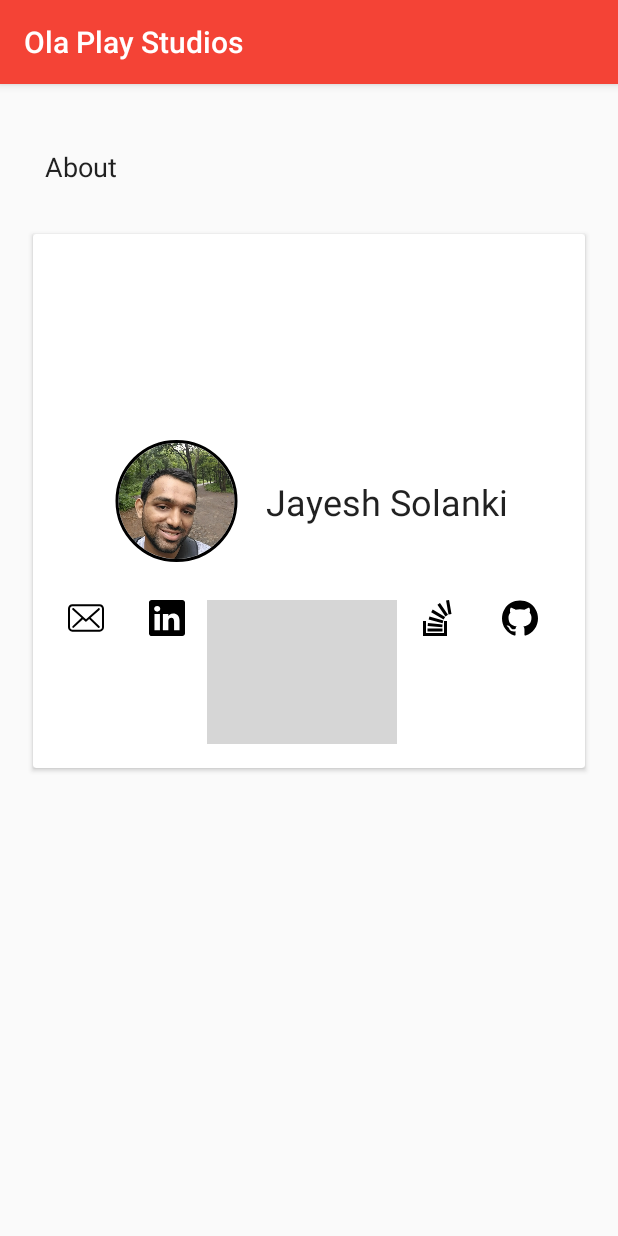
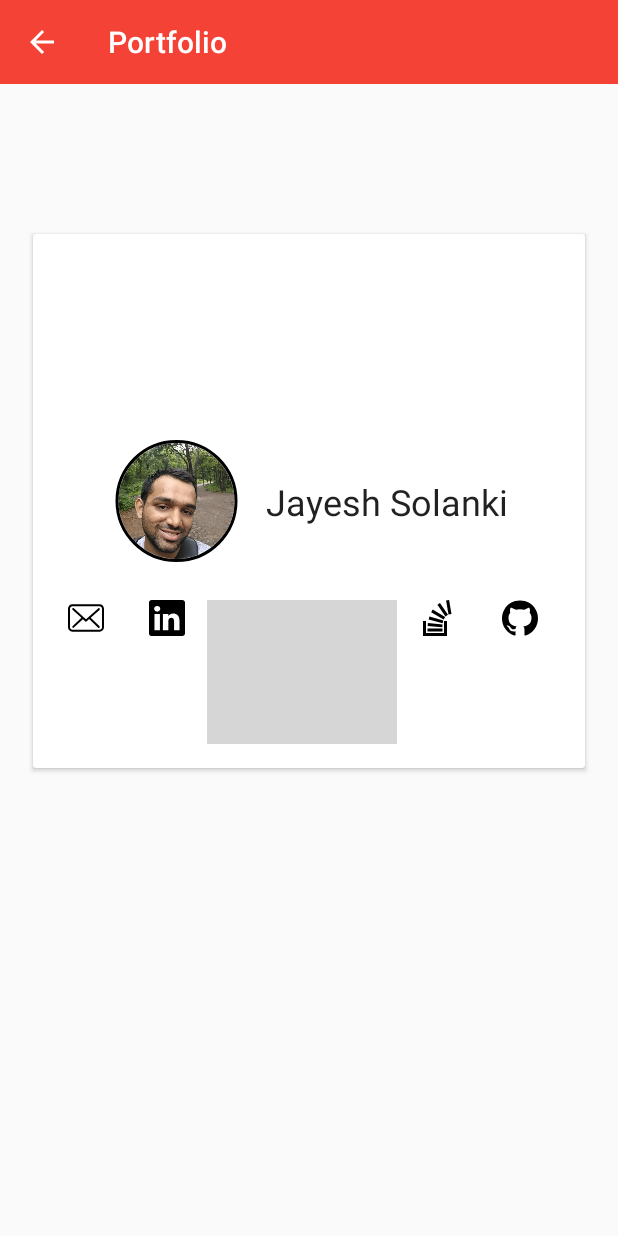
Before and after one commit to jayeshsolanki93/OlaPlayStudios, an Android app: the screen it shows after launch (PortfolioActivity), in the side drawer, after a tap on "Portfolio", on a phone screen of 412 x 824 dp. Run offline under Robolectric (Android 15) with nearby library versions, the phone set to English and light mode, and no system bars; our stand-ins replace CircleImageView, Dagger/Hilt's generated code, RxJava; pictures from the network do not load; 5 statements that could not run were skipped; grey boxes are pictures that could not be loaded.

Commit message:
Add custom toolbar. Few other minor changes.

```diff
--- a/app/src/main/AndroidManifest.xml
+++ b/app/src/main/AndroidManifest.xml
@@ -15,7 +15,8 @@
 
         <activity
             android:name=".ui.songslist.SongsListActivity"
-            android:screenOrientation="portrait">
+            android:screenOrientation="portrait"
+            android:launchMode="singleTop">
             <meta-data
                 android:name="android.app.searchable"
                 android:resource="@xml/searchable" />
--- a/app/src/main/java/com/jayeshsolanki/olaplaystudios/ui/portfolio/PortfolioActivity.kt
+++ b/app/src/main/java/com/jayeshsolanki/olaplaystudios/ui/portfolio/PortfolioActivity.kt
@@ -4,15 +4,23 @@ import android.content.Intent
 import android.net.Uri
 import android.os.Bundle
 import android.support.v7.app.AppCompatActivity
+import android.view.MenuItem
 import com.jayeshsolanki.olaplaystudios.R
 import com.jayeshsolanki.olaplaystudios.util.Constants
 import kotlinx.android.synthetic.main.activity_portfolio.*
+import kotlinx.android.synthetic.main.toolbar.*
 
 class PortfolioActivity: AppCompatActivity() {
 
     override fun onCreate(savedInstanceState: Bundle?) {
         super.onCreate(savedInstanceState)
         setContentView(R.layout.activity_portfolio)
+
+        toolbar.title = getString(R.string.activity_portfolio)
+
+        setSupportActionBar(toolbar)
+        supportActionBar?.setDisplayHomeAsUpEnabled(true)
+        supportActionBar?.setHomeButtonEnabled(true)
 
         email.setOnClickListener {
             val intent = Intent(Intent.ACTION_SENDTO,
@@ -47,4 +55,14 @@ class PortfolioActivity: AppCompatActivity() {
         }
     }
 
+    override fun onOptionsItemSelected(item: MenuItem?): Boolean {
+        when (item?.itemId) {
+            android.R.id.home -> {
+                onBackPressed()
+                return true
+            }
+        }
+        return super.onOptionsItemSelected(item)
+    }
+
 }
--- a/app/src/main/java/com/jayeshsolanki/olaplaystudios/ui/songslist/SongsListActivity.kt
+++ b/app/src/main/java/com/jayeshsolanki/olaplaystudios/ui/songslist/SongsListActivity.kt
@@ -1,11 +1,15 @@
 package com.jayeshsolanki.olaplaystudios.ui.songslist
 
 import android.content.Intent
+import android.content.res.Configuration
 import android.os.Bundle
 import android.support.design.widget.NavigationView
 import android.support.v4.view.GravityCompat
+import android.support.v4.widget.DrawerLayout
+import android.support.v7.app.ActionBarDrawerToggle
 import android.support.v7.app.AppCompatActivity
 import android.view.MenuItem
+import android.view.View
 import android.widget.Toast
 import com.jayeshsolanki.olaplaystudios.OlaPlayStudios
 import com.jayeshsolanki.olaplaystudios.R
@@ -13,6 +17,7 @@ import com.jayeshsolanki.olaplaystudios.ui.portfolio.PortfolioActivity
 import com.jayeshsolanki.olaplaystudios.util.Constants
 import com.jayeshsolanki.olaplaystudios.util.insideTransaction
 import kotlinx.android.synthetic.main.activity_songs_list.*
+import kotlinx.android.synthetic.main.toolbar.*
 import javax.inject.Inject
 
 class SongsListActivity : AppCompatActivity(), NavigationView.OnNavigationItemSelectedListener,
@@ -27,7 +32,14 @@ class SongsListActivity : AppCompatActivity(), NavigationView.OnNavigationItemSe
         super.onCreate(savedInstanceState)
         setContentView(R.layout.activity_songs_list)
 
+        toolbar.title = getString(R.string.app_name)
+        setSupportActionBar(toolbar)
+        toolbar.setNavigationIcon(R.drawable.ic_menu)
+        drawer.addDrawerListener(ActionBarDrawerToggle(this, drawer, toolbar,
+                R.string.drawer_open,R.string.drawer_close))
+
         nav_view.setNavigationItemSelectedListener(this)
+
         addSongsListFragment()
     }
 
--- a/app/src/main/java/com/jayeshsolanki/olaplaystudios/ui/songslist/SongsListFragment.kt
+++ b/app/src/main/java/com/jayeshsolanki/olaplaystudios/ui/songslist/SongsListFragment.kt
@@ -19,6 +19,7 @@ import com.jayeshsolanki.olaplaystudios.data.model.Song
 import com.jayeshsolanki.olaplaystudios.util.AudioPlayerHelper
 import com.jayeshsolanki.olaplaystudios.util.Constants
 import kotlinx.android.synthetic.main.fragment_songs_list.*
+import kotlinx.android.synthetic.main.toolbar.*
 
 class SongsListFragment : Fragment(), SongsListContract.View, SongsListAdapter.ButtonClickListener {
 
@@ -54,6 +55,9 @@ class SongsListFragment : Fragment(), SongsListContract.View, SongsListAdapter.B
     override fun onCreate(savedInstanceState: Bundle?) {
         super.onCreate(savedInstanceState)
         arguments?.getString(ARG_FRAGMENT_NAME)?.let { viewType = it }
+
+        activity.toolbar.title = if (viewType == Constants.ViewType.FAVORITE.value)
+            getString(R.string.nav_playlist) else getString(R.string.app_name)
 
         setHasOptionsMenu(true)
     }
--- /dev/null
+++ b/app/src/main/res/drawable/ic_back.xml
@@ -0,0 +1,9 @@
+<vector xmlns:android="http://schemas.android.com/apk/res/android"
+        android:width="24dp"
+        android:height="24dp"
+        android:viewportWidth="24.0"
+        android:viewportHeight="24.0">
+    <path
+        android:fillColor="#FFFFFFFF"
+        android:pathData="M20,11H7.83l5.59,-5.59L12,4l-8,8 8,8 1.41,-1.41L7.83,13H20v-2z"/>
+</vector>
--- /dev/null
+++ b/app/src/main/res/drawable/ic_menu.xml
@@ -0,0 +1,9 @@
+<vector xmlns:android="http://schemas.android.com/apk/res/android"
+        android:width="24dp"
+        android:height="24dp"
+        android:viewportWidth="24.0"
+        android:viewportHeight="24.0">
+    <path
+        android:fillColor="#FFFFFFFF"
+        android:pathData="M3,18h18v-2L3,16v2zM3,13h18v-2L3,11v2zM3,6v2h18L21,6L3,6z"/>
+</vector>
--- a/app/src/main/res/drawable/ic_search.xml
+++ b/app/src/main/res/drawable/ic_search.xml
@@ -4,6 +4,6 @@
         android:viewportWidth="24.0"
         android:viewportHeight="24.0">
     <path
-        android:fillColor="#FF000000"
+        android:fillColor="#FFFFFFFF"
         android:pathData="M15.5,14h-0.79l-0.28,-0.27C15.41,12.59 16,11.11 16,9.5 16,5.91 13.09,3 9.5,3S3,5.91 3,9.5 5.91,16 9.5,16c1.61,0 3.09,-0.59 4.23,-1.57l0.27,0.28v0.79l5,4.99L20.49,19l-4.99,-5zM9.5,14C7.01,14 5,11.99 5,9.5S7.01,5 9.5,5 14,7.01 14,9.5 11.99,14 9.5,14z"/>
 </vector>
--- a/app/src/main/res/layout/activity_portfolio.xml
+++ b/app/src/main/res/layout/activity_portfolio.xml
@@ -1,28 +1,23 @@
 <?xml version="1.0" encoding="utf-8"?>
+<LinearLayout xmlns:android="http://schemas.android.com/apk/res/android"
+    android:layout_width="match_parent"
+    android:layout_height="match_parent"
+    android:orientation="vertical">
+
+    <include layout="@layout/toolbar" />
+
+
     <android.support.constraint.ConstraintLayout xmlns:android="http://schemas.android.com/apk/res/android"
         xmlns:app="http://schemas.android.com/apk/res-auto"
         android:layout_width="match_parent"
         android:layout_height="match_parent">
 
-    <TextView
-        android:id="@+id/textView"
-        android:layout_width="match_parent"
-        android:layout_height="wrap_content"
-        android:layout_marginStart="30dp"
-        android:layout_marginTop="10dp"
-        android:text="@string/about"
-        android:textAppearance="@style/TextAppearance.AppCompat.Medium"
-        android:textColor="#DE000000"
-        app:layout_constraintBottom_toTopOf="@+id/profile_holder"
-        app:layout_constraintStart_toStartOf="parent"
-        app:layout_constraintTop_toTopOf="parent" />
-
         <android.support.v7.widget.CardView
             android:id="@+id/profile_holder"
             android:layout_width="368dp"
             android:layout_height="wrap_content"
-        android:layout_marginEnd="8dp"
-        android:layout_marginStart="8dp"
+            android:layout_marginEnd="10dp"
+            android:layout_marginStart="10dp"
             android:layout_marginTop="100dp"
             app:layout_constraintEnd_toEndOf="parent"
             app:layout_constraintStart_toStartOf="parent"
@@ -125,3 +120,5 @@
         </android.support.v7.widget.CardView>
 
     </android.support.constraint.ConstraintLayout>
+
+</LinearLayout>
--- a/app/src/main/res/layout/activity_songs_list.xml
+++ b/app/src/main/res/layout/activity_songs_list.xml
@@ -3,12 +3,22 @@
     xmlns:app="http://schemas.android.com/apk/res-auto"
     android:id="@+id/drawer"
     android:layout_width="match_parent"
-    android:layout_height="match_parent">
+    android:layout_height="match_parent"
+    android:fitsSystemWindows="true">
 
-    <FrameLayout
-        android:id="@+id/container"
-        android:layout_width="match_parent"
-        android:layout_height="match_parent" />
+    <LinearLayout
+        android:layout_width="wrap_content"
+        android:layout_height="wrap_content"
+        android:orientation="vertical">
+
+        <include layout="@layout/toolbar" />
+
+        <FrameLayout
+            android:id="@+id/container"
+            android:layout_width="match_parent"
+            android:layout_height="match_parent" />
+
+    </LinearLayout>
 
     <android.support.design.widget.NavigationView
         android:id="@+id/nav_view"
--- a/app/src/main/res/layout/card_song.xml
+++ b/app/src/main/res/layout/card_song.xml
@@ -58,12 +58,12 @@
             android:layout_height="wrap_content"
             android:layout_marginStart="8dp"
             android:layout_marginTop="10dp"
+            android:background="@android:color/transparent"
             android:contentDescription="@string/btn_play_stop_desc"
             android:minWidth="0dp"
             android:paddingEnd="8dp"
             android:paddingStart="8dp"
             android:textColor="#DE000000"
-            android:background="@android:color/transparent"
             app:layout_constraintBottom_toBottomOf="parent"
             app:layout_constraintStart_toStartOf="parent"
             app:layout_constraintTop_toBottomOf="@+id/txtview_artists"
@@ -74,12 +74,12 @@
             android:layout_width="wrap_content"
             android:layout_height="wrap_content"
             android:layout_marginStart="8dp"
+            android:background="@android:color/transparent"
             android:contentDescription="@string/btn_download_desc"
             android:minWidth="0dp"
             android:paddingEnd="8dp"
             android:paddingStart="8dp"
             android:textColor="#DE000000"
-            android:background="@android:color/transparent"
             app:layout_constraintStart_toEndOf="@+id/btn_play_stop"
             app:layout_constraintTop_toTopOf="@+id/btn_play_stop"
             app:srcCompat="@drawable/ic_file_download" />
--- a/app/src/main/res/layout/fragment_songs_list.xml
+++ b/app/src/main/res/layout/fragment_songs_list.xml
@@ -1,9 +1,9 @@
 <?xml version="1.0" encoding="utf-8"?>
 <FrameLayout
     xmlns:android="http://schemas.android.com/apk/res/android"
+    xmlns:tools="http://schemas.android.com/tools"
     android:layout_width="match_parent"
-    android:layout_height="match_parent"
-    xmlns:tools="http://schemas.android.com/tools">
+    android:layout_height="match_parent">
 
     <android.support.v4.widget.SwipeRefreshLayout
         android:id="@+id/swiperefresh"
@@ -19,8 +19,4 @@
 
         </android.support.v4.widget.SwipeRefreshLayout>
 
-    <!--<com.google.android.exoplayer2.ui.SimpleExoPlayerView
-
-        android:layout_width="match_parent"
-        android:layout_height="match_parent" />-->
 </FrameLayout>
--- a/app/src/main/res/layout/nav_header.xml
+++ b/app/src/main/res/layout/nav_header.xml
@@ -11,8 +11,8 @@
         android:id="@+id/img_header_bg"
         android:layout_width="match_parent"
         android:layout_height="match_parent"
+        android:contentDescription="@string/ola_play"
         android:scaleType="fitCenter"
-        android:src="@drawable/header_logo"
-        android:contentDescription="@string/ola_play" />
+        android:src="@drawable/header_logo" />
 
 </RelativeLayout>
--- /dev/null
+++ b/app/src/main/res/layout/toolbar.xml
@@ -0,0 +1,10 @@
+<?xml version="1.0" encoding="utf-8"?>
+<android.support.v7.widget.Toolbar xmlns:android="http://schemas.android.com/apk/res/android"
+    xmlns:app="http://schemas.android.com/apk/res-auto"
+    android:id="@+id/toolbar"
+    android:layout_width="match_parent"
+    android:layout_height="?attr/actionBarSize"
+    android:layout_alignParentTop="true"
+    android:background="@color/colorPrimary"
+    app:popupTheme="@style/ThemeOverlay.AppCompat.Light"
+    app:titleTextColor="@android:color/white" />
--- a/app/src/main/res/menu/main.xml
+++ b/app/src/main/res/menu/main.xml
@@ -1,14 +1,15 @@
 <?xml version="1.0" encoding="utf-8"?>
 <menu xmlns:android="http://schemas.android.com/apk/res/android"
+    xmlns:app="http://schemas.android.com/apk/res-auto"
     xmlns:tools="http://schemas.android.com/tools"
-    xmlns:app="http://schemas.android.com/apk/res-auto"
     tools:context=".ui.songslist.SongsListActivity">
+
     <item
         android:id="@+id/action_search"
-        android:title="@string/action_search"
         android:icon="@drawable/ic_search"
         android:orderInCategory="100"
-        app:showAsAction="always|collapseActionView"
-        app:actionViewClass="android.support.v7.widget.SearchView" />
+        android:title="@string/action_search"
+        app:actionViewClass="android.support.v7.widget.SearchView"
+        app:showAsAction="always|collapseActionView" />
 
 </menu>
--- a/app/src/main/res/menu/navigation_drawer_menu.xml
+++ b/app/src/main/res/menu/navigation_drawer_menu.xml
@@ -10,7 +10,7 @@
             android:title="@string/nav_playlist" />
     </group>
 
-    <item android:title="Other">
+    <item android:title="@string/nav_other">
         <menu>
             <item
                 android:id="@+id/nav_portfolio"
--- a/app/src/main/res/values/strings.xml
+++ b/app/src/main/res/values/strings.xml
@@ -10,6 +10,11 @@
     <string name="nav_playlist">Playlist</string>
     <string name="nav_history">History</string>
     <string name="nav_portfolio">Portfolio</string>
+    <string name="nav_other">Other</string>
+
+    <string name="activity_portfolio">Portfolio</string>
+    <string name="drawer_open">Open nav drawer</string>
+    <string name="drawer_close">Close nave drawer</string>
 
     <string name="action_search">Search</string>
     <string name="search_hint">Search (by name)</string>
--- a/app/src/main/res/values/styles.xml
+++ b/app/src/main/res/values/styles.xml
@@ -1,11 +1,14 @@
 <resources>
 
     <!-- Base application theme. -->
-    <style name="AppTheme" parent="Theme.AppCompat.Light.DarkActionBar">
-        <!-- Customize your theme here. -->
+    <style name="AppTheme" parent="Theme.AppCompat.Light.NoActionBar">
         <item name="colorPrimary">@color/colorPrimary</item>
         <item name="colorPrimaryDark">@color/colorPrimaryDark</item>
         <item name="colorAccent">@color/colorAccent</item>
+
+        <item name="homeAsUpIndicator">@drawable/ic_back</item>
+        <item name="android:homeAsUpIndicator">@drawable/ic_back</item>
+        <item name="android:editTextColor">@android:color/white</item>
+        <item name="android:textColorHint">@android:color/white</item>
     </style>
-
 </resources>
```
Lines whose indentation alone changed are shown as unchanged.
